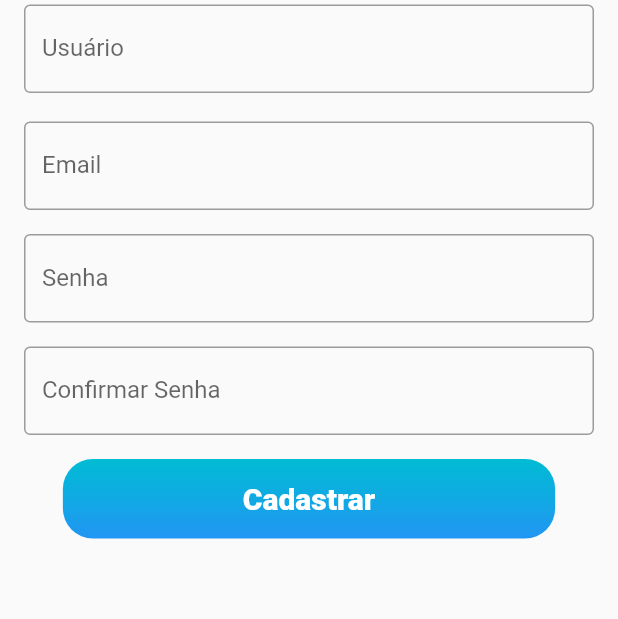
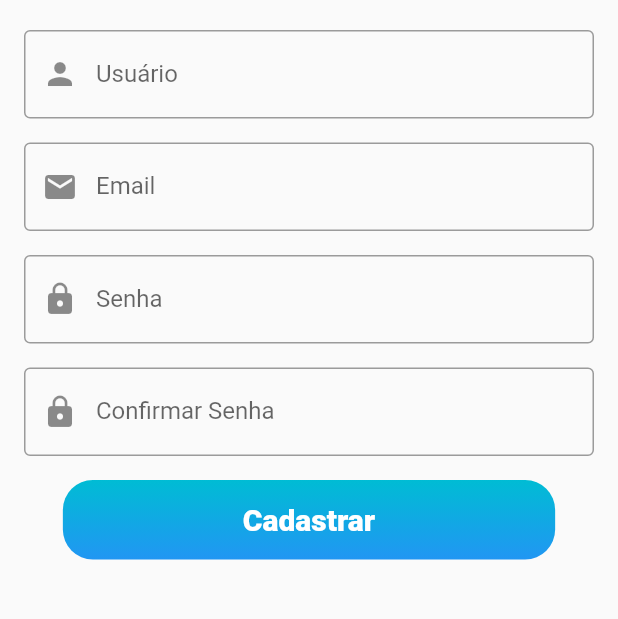
Before and after one commit to MatheusFreire7/flutter_TCC, a Flutter app: the screen it shows after launch, after a tap on "Cadastre-se", on a phone screen of 412 x 824 dp, the part 258-877 px from its top. Run offline on Flutter 3.47's test engine with Material 2 defaults, Android fonts, the phone set to English and light mode, and no system bars; our stand-ins replace charts_flutter, flutter_local_notifications, geolocator, shared_preferences; missing offline and left inert: background_fetch; network calls fail; Roboto replaces fonts that are missing (Work Sans).

Commit message:
Alteração no design da tela de login e cadastro

```diff
--- a/lib/screens/cadastro.dart
+++ b/lib/screens/cadastro.dart
@@ -1,12 +1,10 @@
 import 'dart:convert';
 import 'package:flutter/material.dart';
-import 'package:flutter_login/screens/selectTreino.dart';
 import 'package:flutter_login/screens/telainicial.dart';
 import 'package:flutter_login/settings/theme.dart';
 import 'package:http/http.dart' as http;
 import '../service/sharedUser.dart';
 import '../service/usuario.dart';
-import 'formTreino.dart';
 
 class CadastroPage extends StatefulWidget {
   @override
@@ -25,7 +23,7 @@ class _CadastroPageState extends State<CadastroPage> {
     final email = _emailController.text.trim();
     final password = _passwordController.text.trim();
 
-    if (usuario != "" && email != "" && password != "") {
+    if (usuario.isNotEmpty && email.isNotEmpty && password.isNotEmpty) {
       try {
         final url = Uri.parse('http://localhost:3000/user/cadastro');
         final response = await http.post(
@@ -49,7 +47,7 @@ class _CadastroPageState extends State<CadastroPage> {
             email: userEmail,
             genero: '',
             altura: 0.0,
-            peso:  0.0,
+            peso: 0.0,
             imc: 0.0,
             idPlanoTreino: 0,
             idPlanoAlimentacao: 0,
@@ -64,7 +62,6 @@ class _CadastroPageState extends State<CadastroPage> {
             ),
           );
         } else {
-          // Erro ao realizar cadastro
           final error = response.body;
           showDialog(
             context: context,
@@ -81,7 +78,6 @@ class _CadastroPageState extends State<CadastroPage> {
           );
         }
       } catch (e) {
-        // Lidar com a exceção aqui
         print('Erro: $e');
         showDialog(
           context: context,
@@ -132,9 +128,9 @@ class _CadastroPageState extends State<CadastroPage> {
       home: Scaffold(
         appBar: AppBar(
           iconTheme: IconThemeData(
-                color: AppTheme.iconColor), // Define a cor do ícone na app bar
+            color: AppTheme.iconColor,
+          ),
           backgroundColor: AppTheme.appBarColor,
-            //title: const Text('Cadastro'),
           centerTitle: true,
           leading: IconButton(
             icon: const Icon(Icons.arrow_back),
@@ -164,12 +160,13 @@ class _CadastroPageState extends State<CadastroPage> {
                           )),
                     ),
                   ),
-                    const SizedBox(height: 3.0),
+                  const SizedBox(height: 20.0),
                   TextFormField(
                     controller: _usuarioController,
-                      decoration: const InputDecoration(
+                    decoration: InputDecoration(
                       labelText: 'Usuário',
                       border: OutlineInputBorder(),
+                      prefixIcon: Icon(Icons.person), // Ícone de usuário
                     ),
                     keyboardType: TextInputType.emailAddress,
                     validator: (value) {
@@ -180,12 +177,12 @@ class _CadastroPageState extends State<CadastroPage> {
                     },
                   ),
                   const SizedBox(height: 16.0),
-                    const SizedBox(height: 3.0),
                   TextFormField(
                     controller: _emailController,
-                      decoration: const InputDecoration(
+                    decoration: InputDecoration(
                       labelText: 'Email',
                       border: OutlineInputBorder(),
+                      prefixIcon: Icon(Icons.email), // Ícone de email
                     ),
                     keyboardType: TextInputType.emailAddress,
                     validator: (value) {
@@ -198,9 +195,10 @@ class _CadastroPageState extends State<CadastroPage> {
                   const SizedBox(height: 16.0),
                   TextFormField(
                     controller: _passwordController,
-                      decoration: const InputDecoration(
+                    decoration: InputDecoration(
                       labelText: 'Senha',
                       border: OutlineInputBorder(),
+                      prefixIcon: Icon(Icons.lock), // Ícone de cadeado
                     ),
                     obscureText: true,
                     validator: (value) {
@@ -213,9 +211,10 @@ class _CadastroPageState extends State<CadastroPage> {
                   const SizedBox(height: 16.0),
                   TextFormField(
                     controller: _confirmPasswordController,
-                      decoration: const InputDecoration(
+                    decoration: InputDecoration(
                       labelText: 'Confirmar Senha',
                       border: OutlineInputBorder(),
+                      prefixIcon: Icon(Icons.lock), // Ícone de cadeado
                     ),
                     obscureText: true,
                     validator: (value) {
@@ -229,6 +228,9 @@ class _CadastroPageState extends State<CadastroPage> {
                   ),
                   const SizedBox(height: 16.0),
                   ElevatedButton(
+                    onPressed: () {
+                      cadastrar();
+                    },
                     style: ElevatedButton.styleFrom(
                       primary: Colors.transparent,
                       minimumSize: Size(double.infinity, 50.0),
@@ -239,18 +241,6 @@ class _CadastroPageState extends State<CadastroPage> {
                       ),
                       shadowColor: Colors.transparent,
                     ),
-                      onPressed: () {
-                        cadastrar();
-                        //  Navigator.push(
-                        //   context,
-                        //   MaterialPageRoute(
-                        //     builder: (context) => PlanoTreinoDetalhes(
-                        //         title: "Título do Plano",
-                        //         imageUrl: "url_da_imagem",
-                        //         name: "Nome do Plano",),
-                        //   ),
-                        // );
-                      },
                     child: Container(
                       decoration: BoxDecoration(
                         borderRadius: BorderRadius.circular(20.0),
@@ -281,6 +271,7 @@ class _CadastroPageState extends State<CadastroPage> {
             ),
           ),
         ),
-        ));
+      ),
+    );
   }
 }
--- a/lib/screens/login.dart
+++ b/lib/screens/login.dart
@@ -2,12 +2,8 @@ import 'dart:convert';
 import 'package:flutter/material.dart';
 import 'package:flutter_login/screens/cadastro.dart';
 import 'package:flutter_login/screens/telainicial.dart';
-import 'package:flutter_login/service/usuario.dart';
 import 'package:flutter_login/settings/theme.dart';
 import 'package:http/http.dart' as http;
-import 'package:provider/provider.dart';
-import 'package:shared_preferences/shared_preferences.dart';
-
 import '../service/sharedUser.dart';
 
 class LoginPage extends StatefulWidget {
@@ -41,7 +37,6 @@ class _LoginPageState extends State<LoginPage> {
 
         if (response.statusCode == 200) {
           final userData = jsonDecode(response.body);
-
           final userId = userData['user']['id'];
           final username = userData['user']['username'];
           final userEmail = userData['user']['email'];
@@ -50,12 +45,12 @@ class _LoginPageState extends State<LoginPage> {
             idUsuario: userId,
             usuario: username,
             email: userEmail,
-            genero: '', // Preencha com o valor correto, se disponível no servidor
-            altura: 0.0, // Preencha com o valor correto, se disponível no servidor
-            peso: 0.0, // Preencha com o valor correto, se disponível no servidor
-            imc: 0.0, // Preencha com o valor correto, se disponível no servidor
-            idPlanoTreino: 0, // Preencha com o valor correto, se disponível no servidor
-            idPlanoAlimentacao:0, // Preencha com o valor correto, se disponível no servidor
+            genero: '',
+            altura: 0.0,
+            peso: 0.0,
+            imc: 0.0,
+            idPlanoTreino: 0,
+            idPlanoAlimentacao:0,
           );
 
           await SharedUser.saveUserData(userDataObject);
@@ -108,6 +103,7 @@ class _LoginPageState extends State<LoginPage> {
     }
   }
 
+
   @override
   Widget build(BuildContext context) {
     return MaterialApp(
@@ -116,9 +112,9 @@ class _LoginPageState extends State<LoginPage> {
       home: Scaffold(
         appBar: AppBar(
           iconTheme: IconThemeData(
-                color: AppTheme.iconColor), // Define a cor do ícone na app bar
+            color: AppTheme.iconColor,
+          ),
           backgroundColor: AppTheme.appBarColor,
-            //title: const Text('Login'),
           centerTitle: true,
         ),
         body: SingleChildScrollView(
@@ -133,46 +129,44 @@ class _LoginPageState extends State<LoginPage> {
                     child: Container(
                       height: 100.0,
                       width: 200.0,
-                        child: const Text("FitLife",
+                      child: const Text(
+                        "FitLife",
                         style: TextStyle(
                           fontFamily: 'Work Sans',
                           fontSize: 64,
                           fontStyle: FontStyle.italic,
                           fontWeight: FontWeight.bold,
-                            )),
                         ),
                       ),
-                    const SizedBox(height: 3.0),
+                    ),
+                  ),
+                  const SizedBox(height: 20.0),
                   TextFormField(
                     controller: _emailController,
-                      decoration: const InputDecoration(
+                    decoration: InputDecoration(
                       labelText: 'Email',
-                        border: const OutlineInputBorder(),
+                      prefixIcon: Icon(Icons.email),
+                      border: OutlineInputBorder(),
                     ),
                     keyboardType: TextInputType.emailAddress,
                     validator: (value) {
-                        if (value!.isEmpty) {
-                          return 'Por favor, insira seu email.';
-                        }
-                        return null;
+                      // Validação de email aqui
                     },
                   ),
                   const SizedBox(height: 16.0),
                   TextFormField(
                     controller: _passwordController,
-                      decoration: const InputDecoration(
+                    decoration: InputDecoration(
                       labelText: 'Senha',
+                      prefixIcon: Icon(Icons.lock),
                       border: OutlineInputBorder(),
                     ),
                     obscureText: true,
                     validator: (value) {
-                        if (value!.isEmpty) {
-                          return 'Por favor, insira sua senha.';
-                        }
-                        return null;
+                      // Validação de senha aqui
                     },
                   ),
-                    const SizedBox(height: 16.0),
+                  const SizedBox(height: 20.0),
               SizedBox(
                       width: 50,
                       child: ElevatedButton(
@@ -205,12 +199,12 @@ class _LoginPageState extends State<LoginPage> {
                               end: Alignment.bottomCenter,
                             ),
                           ),
-                          child: Padding(
+                          child: const Padding(
                             padding: const EdgeInsets.symmetric(
                               vertical: 15.0,
                               horizontal: 143.0,
                             ),
-                            child: Text(
+                            child:const  Text(
                               'Entrar',
                               style: TextStyle(
                                 color: Colors.white,
@@ -222,49 +216,22 @@ class _LoginPageState extends State<LoginPage> {
                         ),
                       ),
                     ),
-                    const SizedBox(
-                      height: 10,
-                    ),
-                    ElevatedButton(
-                      style: ElevatedButton.styleFrom(
-                        primary: Colors.transparent,
-                        minimumSize: Size(double.infinity, 50.0),
-                        elevation: 0,
-                        padding: EdgeInsets.zero,
-                        shape: RoundedRectangleBorder(
-                          borderRadius: BorderRadius.circular(20.0),
-                        ),
-                        shadowColor: Colors.transparent,
-                      ),
+                  const SizedBox(height: 10),
+                  TextButton(
                     onPressed: () {
                       Navigator.push(
                         context,
                         MaterialPageRoute(
-                              builder: (context) => CadastroPage()),
+                          builder: (context) => CadastroPage(),
+                        ),
                       );
                     },
-                      child: Container(
-                        decoration: BoxDecoration(
-                          borderRadius: BorderRadius.circular(20.0),
-                          gradient: LinearGradient(
-                            colors: [Colors.cyan, Colors.blue],
-                            begin: Alignment.topCenter,
-                            end: Alignment.bottomCenter,
-                          ),
-                        ),
-                        child: Padding(
-                          padding: const EdgeInsets.symmetric(
-                            vertical: 15.0,
-                            horizontal: 120.0,
-                          ),
-                          child: Text(
+                    child: const Text(
                       'Cadastre-se',
                       style: TextStyle(
-                              color: Colors.white,
-                              fontSize: 20,
-                              fontWeight: FontWeight.w900,
-                            ),
-                          ),
+                        color: Colors.blue,
+                        fontSize: 18,
+                        fontWeight: FontWeight.bold,
                       ),
                     ),
                   ),
@@ -272,7 +239,8 @@ class _LoginPageState extends State<LoginPage> {
               ),
             ),
           ),
-          )),
+        ),
+      ),
     );
   }
 }
```
Lines whose indentation alone changed are shown as unchanged.
